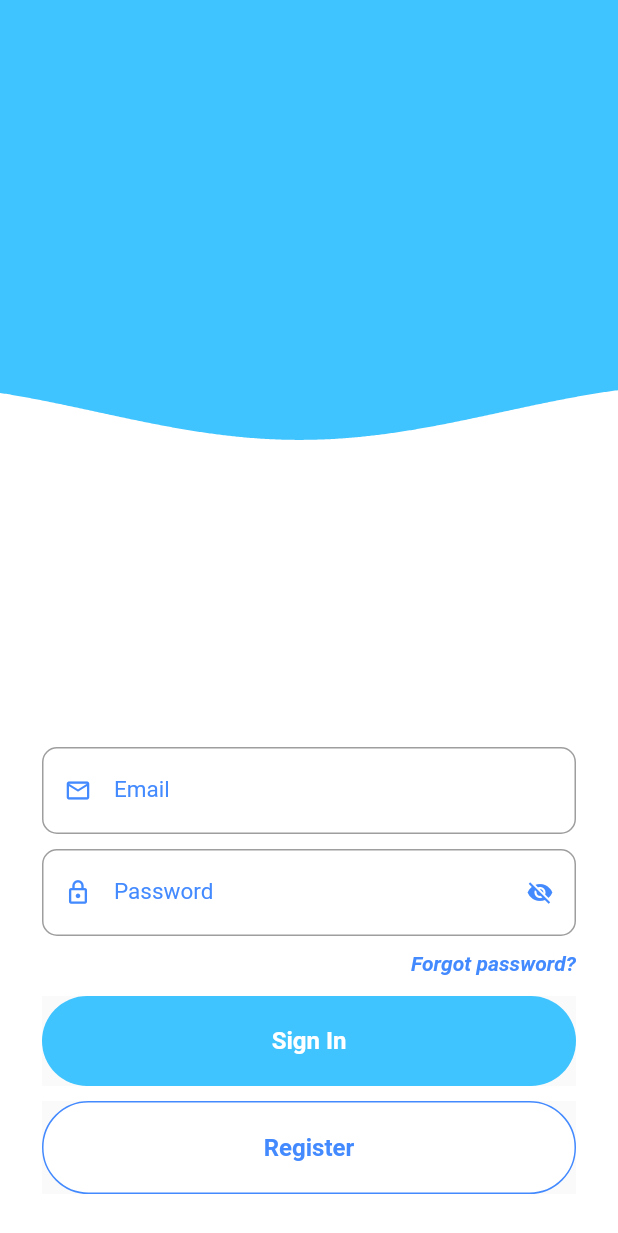
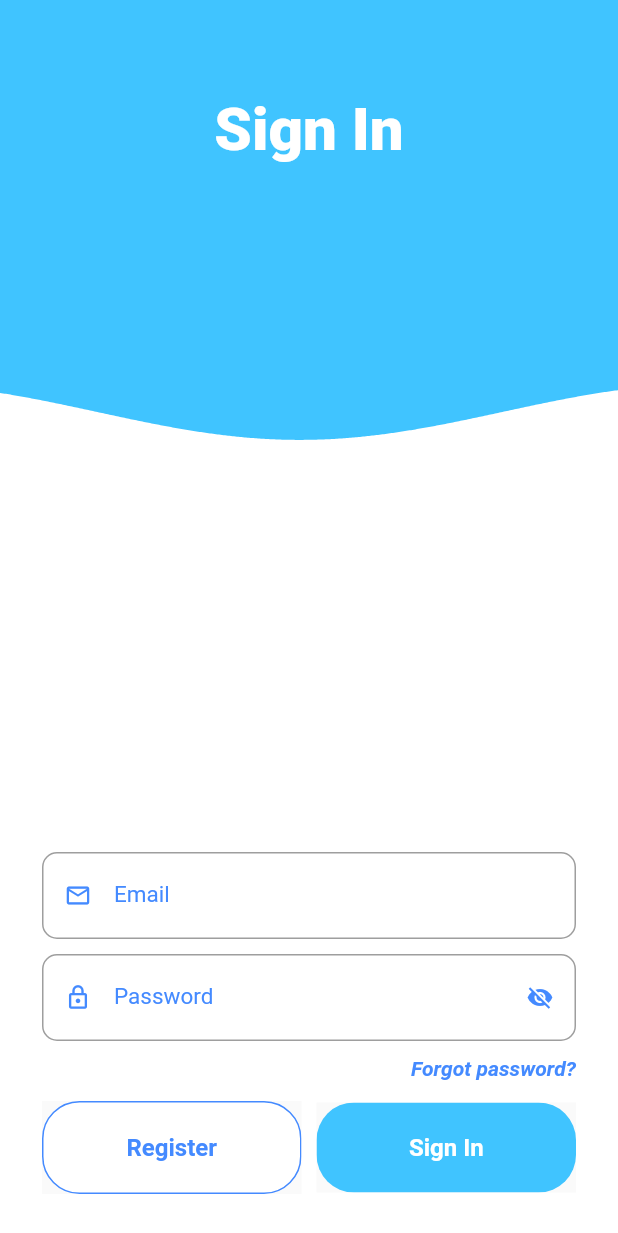
Before and after one commit to handsomemofokeng/log_in_app, a Flutter app: the screen it shows after launch, on a phone screen of 412 x 824 dp. Shown: the top 1233 px of the screen. Run offline on Flutter 3.47's test engine with Material 2 defaults, Android fonts, the phone set to English and light mode, and no system bars.

Commit message:
rearranged widgets

```diff
--- a/lib/core/viewmodels/home_model.dart
+++ b/lib/core/viewmodels/home_model.dart
@@ -16,13 +16,10 @@ class HomeModel extends ChangeNotifier {
 
   void isValidEmail(String email) {
     RegExp emailRegExp = new RegExp(
-        r'^(([^<>()[\]\\.,;:\s@\"]+(\.[^<>()[\]\\.,;:\s@\"]+)*)|(\".+\"))@((\[[0-9]{1,3}\.[0-9]{1,3}\.[0-9]{1,3}\.[0-9]{1,3}\])|(([a-zA-Z\-0-9]+\.)+[a-zA-Z]{2,}))$');
+        r'^(([^<>()[\]\\.,;:\s@"]+(\.[^<>()[\]\\.,;:\s@"]+)*)|(".+"))@((\[[0-9]{1,3}\.[0-9]{1,3}\.[0-9]{1,3}\.[0-9]{1,3}\])|(([a-zA-Z\-0-9]+\.)+[a-zA-Z]{2,}))$');
 
-    if (emailRegExp.hasMatch(email)) {
-      _isValid = true;
-    } else {
-      _isValid = false;
-    }
+    _isValid = emailRegExp.hasMatch(email);
+
     notifyListeners();
   }
 }
--- a/lib/ui/shared/globals.dart
+++ b/lib/ui/shared/globals.dart
@@ -10,5 +10,4 @@ class Global {
 
   static const Color colorWhite = const Color(0xffffffff);
   static const Color mediumBlue = const Color(0xff4A64FE);
-  static const List validEmail = ['test@gmail.com'];
 }
--- a/lib/ui/views/home_view.dart
+++ b/lib/ui/views/home_view.dart
@@ -12,6 +12,7 @@ class HomeView extends StatelessWidget {
   Widget build(BuildContext context) {
     final model = Provider.of<HomeModel>(context);
     final size = MediaQuery.of(context).size;
+    final bool isKeyboardOpen = MediaQuery.of(context).viewInsets.bottom > 0;
 
     return Scaffold(
       backgroundColor: Global.colorWhite,
@@ -21,8 +22,32 @@ class HomeView extends StatelessWidget {
             height: size.height - 200,
             color: Global.colorPrimaryDark,
           ),
-          WaveWidget(
-              size: size, yOffset: size.height / 3.0, color: Global.colorWhite),
+          AnimatedPositioned(
+            duration: Duration(milliseconds: 800),
+            curve: Curves.easeOutQuad,
+            top: isKeyboardOpen ? -size.height / 3.7 : 0.0,
+            child: WaveWidget(
+              size: size,
+              yOffset: size.height / 3.0,
+              color: Global.colorWhite,
+            ),
+          ),
+          Padding(
+            padding: const EdgeInsets.only(top: 63.0),
+            child: Row(
+              mainAxisAlignment: MainAxisAlignment.center,
+              children: [
+                Text(
+                  'Sign In',
+                  style: TextStyle(
+                    color: Global.colorWhite,
+                    fontSize: 40.0,
+                    fontWeight: FontWeight.w900,
+                  ),
+                ),
+              ],
+            ),
+          ),
           Padding(
             padding: const EdgeInsets.all(28.0),
             child: Column(
@@ -60,14 +85,23 @@ class HomeView extends StatelessWidget {
                   ],
                 ),
                 SizedBox(height: 14.0),
-                ButtonWidget(
-                  title: 'Sign In',
-                  hasBorder: false,
-                ),
-                SizedBox(height: 10.0),
-                ButtonWidget(
-                  title: 'Register',
-                  hasBorder: true,
+                Row(
+                  mainAxisAlignment: MainAxisAlignment.spaceEvenly,
+                  children: [
+                    Expanded(
+                      child: ButtonWidget(
+                        title: 'Register',
+                        hasBorder: true,
+                      ),
+                    ),
+                    SizedBox(width: 10.0),
+                    Expanded(
+                      child: ButtonWidget(
+                        title: 'Sign In',
+                        hasBorder: false,
+                      ),
+                    ),
+                  ],
                 ),
               ],
             ),
--- a/lib/widgets/button_widget.dart
+++ b/lib/widgets/button_widget.dart
@@ -14,7 +14,7 @@ class ButtonWidget extends StatelessWidget {
       child: Ink(
         decoration: BoxDecoration(
           color: hasBorder ? Global.colorWhite : Global.colorPrimaryDark,
-          borderRadius: BorderRadius.circular(50),
+          borderRadius: BorderRadius.circular(25),
           border: hasBorder
               ? Border.all(
                   color: Global.colorPrimary,
@@ -24,7 +24,7 @@ class ButtonWidget extends StatelessWidget {
         ),
         child: InkWell(
           onTap: () {},
-          borderRadius: BorderRadius.circular(50),
+          borderRadius: BorderRadius.circular(25),
           child: Container(
             height: 60.0,
             child: Center(
```
